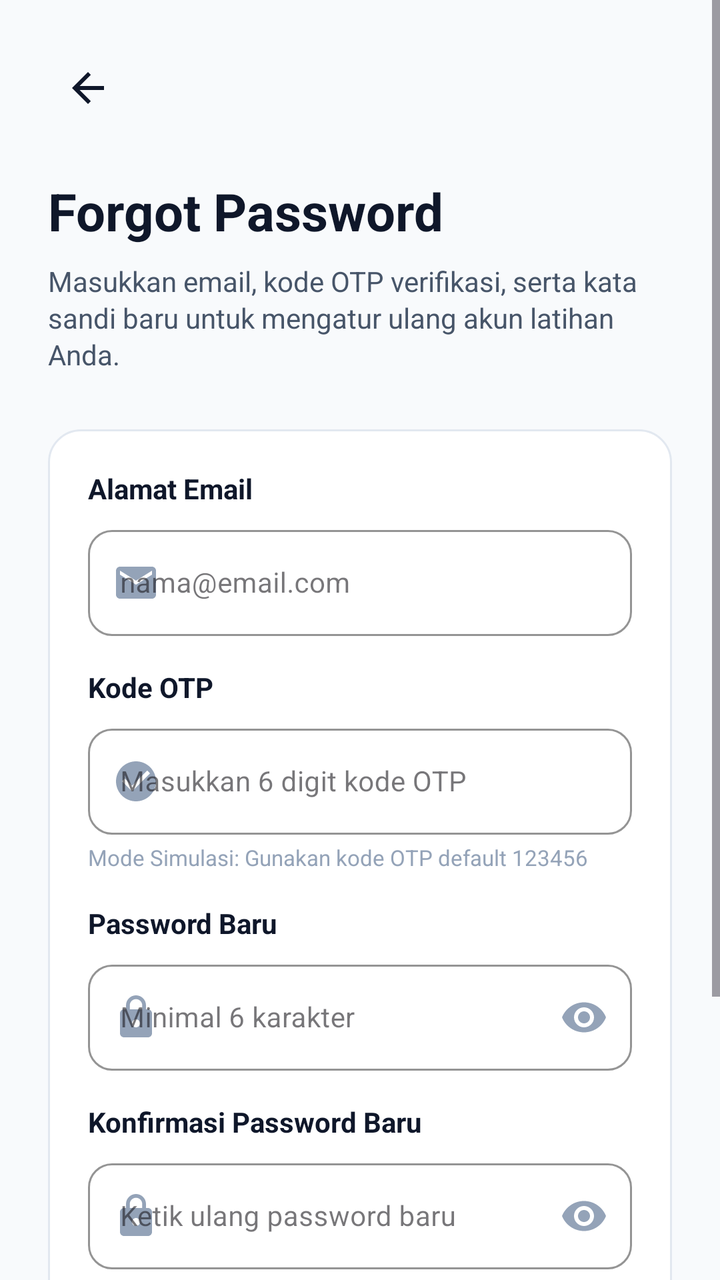
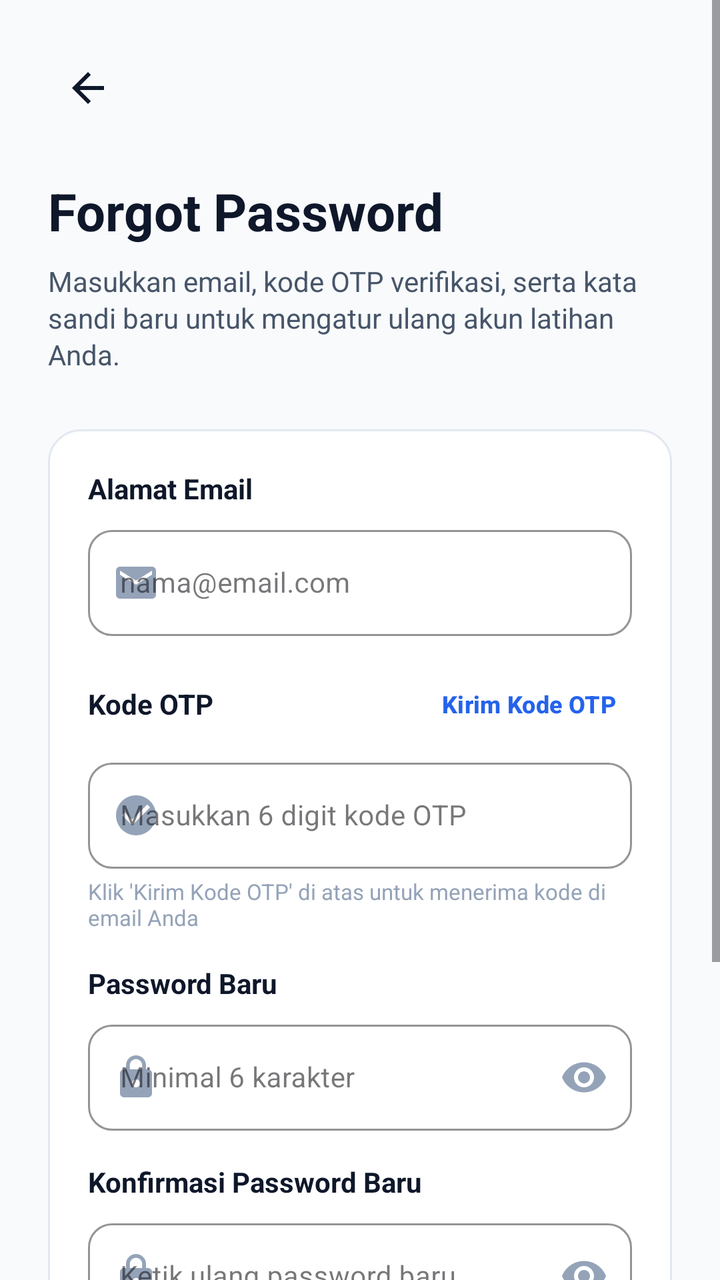

Before-and-after screenshots of an Android layout around one commit, followed by the original layout XML and the change that was made.
<!-- AndroidManifest.xml: application theme Theme.InterviewAI -->
<!-- res/layout/activity_forgot_password.xml -->
<?xml version="1.0" encoding="utf-8"?>
<ScrollView xmlns:android="http://schemas.android.com/apk/res/android"
    xmlns:app="http://schemas.android.com/apk/res-auto"
    android:id="@+id/main"
    android:layout_width="match_parent"
    android:layout_height="match_parent"
    android:background="@color/bg_light"
    android:fillViewport="true">

    <LinearLayout
        android:layout_width="match_parent"
        android:layout_height="wrap_content"
        android:orientation="vertical"
        android:padding="24dp">

        
        <LinearLayout
            android:layout_width="match_parent"
            android:layout_height="wrap_content"
            android:orientation="horizontal"
            android:gravity="center_vertical"
            android:layout_marginBottom="24dp">

            <ImageView
                android:id="@+id/btnBack"
                android:layout_width="40dp"
                android:layout_height="40dp"
                android:padding="8dp"
                android:src="@drawable/ic_arrow_back"
                android:contentDescription="Kembali"
                android:background="?attr/selectableItemBackgroundBorderless" />
        </LinearLayout>

        
        <TextView
            android:layout_width="wrap_content"
            android:layout_height="wrap_content"
            android:text="@string/title_forgot_password"
            android:textColor="@color/text_primary"
            android:textSize="26sp"
            android:textStyle="bold"
            android:layout_marginBottom="8dp" />

        <TextView
            android:layout_width="match_parent"
            android:layout_height="wrap_content"
            android:text="@string/desc_forgot_password"
            android:textColor="@color/text_secondary"
            android:textSize="14sp"
            android:lineSpacingExtra="2dp"
            android:layout_marginBottom="28dp" />

        
        <LinearLayout
            android:id="@+id/cardResetForm"
            android:layout_width="match_parent"
            android:layout_height="wrap_content"
            android:background="@drawable/bg_card_white"
            android:orientation="vertical"
            android:padding="20dp"
            android:layout_marginBottom="24dp">

            
            <TextView
                android:layout_width="wrap_content"
                android:layout_height="wrap_content"
                android:text="@string/label_email"
                android:textColor="@color/text_primary"
                android:textSize="14sp"
                android:textStyle="bold"
                android:layout_marginBottom="6dp" />

            <com.google.android.material.textfield.TextInputLayout
                android:id="@+id/tilEmail"
                style="@style/Widget.MaterialComponents.TextInputLayout.OutlinedBox"
                android:layout_width="match_parent"
                android:layout_height="wrap_content"
                android:layout_marginBottom="16dp"
                app:boxCornerRadiusBottomEnd="12dp"
                app:boxCornerRadiusBottomStart="12dp"
                app:boxCornerRadiusTopEnd="12dp"
                app:boxCornerRadiusTopStart="12dp"
                app:boxStrokeColor="@color/primary"
                app:errorIconDrawable="@null"
                app:startIconDrawable="@drawable/ic_email"
                app:startIconTint="@color/text_muted">

                <com.google.android.material.textfield.TextInputEditText
                    android:id="@+id/edtEmail"
                    android:layout_width="match_parent"
                    android:layout_height="wrap_content"
                    android:hint="@string/hint_email"
                    android:inputType="textEmailAddress"
                    android:textColor="@color/text_primary"
                    android:textSize="14sp" />
            </com.google.android.material.textfield.TextInputLayout>

            
            <TextView
                android:layout_width="wrap_content"
                android:layout_height="wrap_content"
                android:text="@string/label_otp"
                android:textColor="@color/text_primary"
                android:textSize="14sp"
                android:textStyle="bold"
                android:layout_marginBottom="6dp" />

            <com.google.android.material.textfield.TextInputLayout
                android:id="@+id/tilOtp"
                style="@style/Widget.MaterialComponents.TextInputLayout.OutlinedBox"
                android:layout_width="match_parent"
                android:layout_height="wrap_content"
                android:layout_marginBottom="4dp"
                app:boxCornerRadiusBottomEnd="12dp"
                app:boxCornerRadiusBottomStart="12dp"
                app:boxCornerRadiusTopEnd="12dp"
                app:boxCornerRadiusTopStart="12dp"
                app:boxStrokeColor="@color/primary"
                app:errorIconDrawable="@null"
                app:startIconDrawable="@drawable/ic_check_circle"
                app:startIconTint="@color/text_muted">

                <com.google.android.material.textfield.TextInputEditText
                    android:id="@+id/edtOtp"
                    android:layout_width="match_parent"
                    android:layout_height="wrap_content"
                    android:hint="@string/hint_otp"
                    android:inputType="number"
                    android:textColor="@color/text_primary"
                    android:textSize="14sp" />
            </com.google.android.material.textfield.TextInputLayout>

            <TextView
                android:id="@+id/txtOtpHint"
                android:layout_width="wrap_content"
                android:layout_height="wrap_content"
                android:text="Mode Simulasi: Gunakan kode OTP default 123456"
                android:textColor="@color/text_muted"
                android:textSize="11sp"
                android:layout_marginBottom="16dp" />

            
            <TextView
                android:layout_width="wrap_content"
                android:layout_height="wrap_content"
                android:text="@string/label_new_password"
                android:textColor="@color/text_primary"
                android:textSize="14sp"
                android:textStyle="bold"
                android:layout_marginBottom="6dp" />

            <com.google.android.material.textfield.TextInputLayout
                android:id="@+id/tilNewPassword"
                style="@style/Widget.MaterialComponents.TextInputLayout.OutlinedBox"
                android:layout_width="match_parent"
                android:layout_height="wrap_content"
                android:layout_marginBottom="16dp"
                app:boxCornerRadiusBottomEnd="12dp"
                app:boxCornerRadiusBottomStart="12dp"
                app:boxCornerRadiusTopEnd="12dp"
                app:boxCornerRadiusTopStart="12dp"
                app:boxStrokeColor="@color/primary"
                app:endIconMode="password_toggle"
                app:endIconTint="@color/text_muted"
                app:errorIconDrawable="@null"
                app:startIconDrawable="@drawable/ic_lock"
                app:startIconTint="@color/text_muted">

                <com.google.android.material.textfield.TextInputEditText
                    android:id="@+id/edtNewPassword"
                    android:layout_width="match_parent"
                    android:layout_height="wrap_content"
                    android:hint="@string/hint_new_password"
                    android:inputType="textPassword"
                    android:textColor="@color/text_primary"
                    android:textSize="14sp" />
            </com.google.android.material.textfield.TextInputLayout>

            
            <TextView
                android:layout_width="wrap_content"
                android:layout_height="wrap_content"
                android:text="@string/label_confirm_new_password"
                android:textColor="@color/text_primary"
                android:textSize="14sp"
                android:textStyle="bold"
                android:layout_marginBottom="6dp" />

            <com.google.android.material.textfield.TextInputLayout
                android:id="@+id/tilConfirmPassword"
                style="@style/Widget.MaterialComponents.TextInputLayout.OutlinedBox"
                android:layout_width="match_parent"
                android:layout_height="wrap_content"
                android:layout_marginBottom="24dp"
                app:boxCornerRadiusBottomEnd="12dp"
                app:boxCornerRadiusBottomStart="12dp"
                app:boxCornerRadiusTopEnd="12dp"
                app:boxCornerRadiusTopStart="12dp"
                app:boxStrokeColor="@color/primary"
                app:endIconMode="password_toggle"
                app:endIconTint="@color/text_muted"
                app:errorIconDrawable="@null"
                app:startIconDrawable="@drawable/ic_lock"
                app:startIconTint="@color/text_muted">

                <com.google.android.material.textfield.TextInputEditText
                    android:id="@+id/edtConfirmPassword"
                    android:layout_width="match_parent"
                    android:layout_height="wrap_content"
                    android:hint="@string/hint_confirm_new_password"
                    android:inputType="textPassword"
                    android:textColor="@color/text_primary"
                    android:textSize="14sp" />
            </com.google.android.material.textfield.TextInputLayout>

            
            <Button
                android:id="@+id/btnResetPassword"
                android:layout_width="match_parent"
                android:layout_height="52dp"
                android:text="@string/btn_reset_password"
                android:textColor="@color/white"
                android:textSize="16sp"
                android:textStyle="bold"
                app:backgroundTint="@color/primary"
                app:cornerRadius="12dp" />

        </LinearLayout>

        
        <LinearLayout
            android:id="@+id/cardResetSuccess"
            android:layout_width="match_parent"
            android:layout_height="wrap_content"
            android:background="@drawable/bg_card_white"
            android:orientation="vertical"
            android:padding="24dp"
            android:gravity="center_horizontal"
            android:visibility="gone"
            android:layout_marginBottom="24dp">

            <ImageView
                android:layout_width="56dp"
                android:layout_height="56dp"
                android:src="@drawable/ic_check_circle"
                app:tint="@color/success"
                android:contentDescription="Sukses"
                android:layout_marginBottom="14dp" />

            <TextView
                android:id="@+id/txtSuccessTitle"
                android:layout_width="wrap_content"
                android:layout_height="wrap_content"
                android:text="@string/msg_reset_success_title"
                android:textColor="@color/text_primary"
                android:textSize="18sp"
                android:textStyle="bold"
                android:layout_marginBottom="8dp" />

            <TextView
                android:id="@+id/txtSuccessMessage"
                android:layout_width="match_parent"
                android:layout_height="wrap_content"
                android:gravity="center"
                android:textColor="@color/text_secondary"
                android:textSize="14sp"
                android:lineSpacingExtra="3dp"
                android:layout_marginBottom="20dp" />

            <Button
                android:id="@+id/btnSuccessBackToLogin"
                android:layout_width="match_parent"
                android:layout_height="50dp"
                android:text="@string/btn_back_to_login"
                android:textColor="@color/white"
                android:textSize="15sp"
                android:textStyle="bold"
                app:backgroundTint="@color/primary"
                app:cornerRadius="12dp" />
        </LinearLayout>

        
        <TextView
            android:id="@+id/btnBackToLogin"
            android:layout_width="match_parent"
            android:layout_height="wrap_content"
            android:gravity="center"
            android:text="@string/btn_back_to_login"
            android:textColor="@color/primary"
            android:textSize="14sp"
            android:textStyle="bold"
            android:padding="12dp"
            android:background="?attr/selectableItemBackground" />

    </LinearLayout>
</ScrollView>
<!-- resources referenced by this layout -->
<resources>
  <color name="bg_light">#F8FAFC</color>
  <color name="primary">#2563EB</color>
  <color name="success">#16A34A</color>
  <color name="text_muted">#94A3B8</color>
  <color name="text_primary">#0F172A</color>
  <color name="text_secondary">#475569</color>
  <color name="white">#FFFFFF</color>
  <!-- drawable bg_card_white (drawable) -->
  <?xml version="1.0" encoding="utf-8"?>
  <shape xmlns:android="http://schemas.android.com/apk/res/android"
      android:shape="rectangle">
      <solid android:color="@color/surface_card" />
      <corners android:radius="16dp" />
      <stroke
          android:width="1dp"
          android:color="@color/surface_stroke" />
  </shape>
  <!-- drawable ic_arrow_back (drawable) -->
  <vector xmlns:android="http://schemas.android.com/apk/res/android"
      android:width="24dp"
      android:height="24dp"
      android:viewportWidth="24"
      android:viewportHeight="24">
    <path
        android:fillColor="@color/text_primary"
        android:pathData="M20,11H7.83l5.59,-5.59L12,4l-8,8 8,8 1.41,-1.41L7.83,13H20v-2z"/>
  </vector>
  <!-- drawable ic_check_circle (drawable) -->
  <vector xmlns:android="http://schemas.android.com/apk/res/android"
      android:width="24dp"
      android:height="24dp"
      android:viewportWidth="24"
      android:viewportHeight="24">
    <path
        android:fillColor="@color/success"
        android:pathData="M12,2C6.48,2 2,6.48 2,12s4.48,10 10,10 10,-4.48 10,-10S17.52,2 12,2zM10,17l-5,-5 1.41,-1.41L10,14.17l7.59,-7.59L19,8l-9,9z"/>
  </vector>
  <!-- drawable ic_email (drawable) -->
  <vector xmlns:android="http://schemas.android.com/apk/res/android"
      android:width="24dp"
      android:height="24dp"
      android:viewportWidth="24"
      android:viewportHeight="24">
    <path
        android:fillColor="@color/text_muted"
        android:pathData="M20,4H4c-1.1,0 -1.99,0.9 -1.99,2L2,18c0,1.1 0.9,2 2,2h16c1.1,0 2,-0.9 2,-2V6c0,-1.1 -0.9,-2 -2,-2zm0,4l-8,5 -8,-5V6l8,5 8,-5v2z"/>
  </vector>
  <string name="btn_back_to_login">Back to Login</string>
  <string name="btn_reset_password">Reset Password</string>
  <string name="desc_forgot_password">Masukkan email, kode OTP verifikasi, serta kata sandi baru untuk mengatur ulang akun latihan Anda.</string>
  <string name="hint_confirm_new_password">Ketik ulang password baru</string>
  <string name="hint_email">nama@email.com</string>
  <string name="hint_new_password">Minimal 6 karakter</string>
  <string name="hint_otp">Masukkan 6 digit kode OTP</string>
  <string name="label_confirm_new_password">Konfirmasi Password Baru</string>
  <string name="label_email">Alamat Email</string>
  <string name="label_new_password">Password Baru</string>
  <string name="label_otp">Kode OTP</string>
  <string name="msg_reset_success_title">Kata Sandi Berhasil Direset</string>
  <string name="title_forgot_password">Forgot Password</string>
  <style name="Theme.InterviewAI" parent="Base.Theme.InterviewAI" />
  <color name="surface_card">#FFFFFF</color>
  <color name="surface_stroke">#E2E8F0</color>
  <style name="Base.Theme.InterviewAI" parent="Theme.Material3.DayNight.NoActionBar">
          
          <item name="colorPrimary">@color/primary</item>
          <item name="colorOnPrimary">@color/on_primary</item>
          <item name="colorPrimaryContainer">@color/primary_container</item>
          <item name="colorSecondary">@color/secondary</item>
          <item name="android:windowBackground">@color/bg_light</item>
          <item name="android:statusBarColor">@color/bg_light</item>
          <item name="android:windowLightStatusBar">true</item>
      </style>
  <color name="on_primary">#FFFFFF</color>
  <color name="primary_container">#EFF6FF</color>
  <color name="secondary">#0D9488</color>
  <!-- unchanged entries left out for length: 1 -->
</resources>

<!-- the commit's change to res/layout/activity_forgot_password.xml (unified diff, before → after) -->
@@ -96,14 +96,43 @@
             </com.google.android.material.textfield.TextInputLayout>
 
             
-            <TextView
-                android:layout_width="wrap_content"
-                android:layout_height="wrap_content"
-                android:text="@string/label_otp"
-                android:textColor="@color/text_primary"
-                android:textSize="14sp"
-                android:textStyle="bold"
-                android:layout_marginBottom="6dp" />
+            <LinearLayout
+                android:layout_width="match_parent"
+                android:layout_height="wrap_content"
+                android:orientation="horizontal"
+                android:gravity="center_vertical"
+                android:layout_marginBottom="6dp">
+
+                <TextView
+                    android:layout_width="0dp"
+                    android:layout_height="wrap_content"
+                    android:layout_weight="1"
+                    android:text="@string/label_otp"
+                    android:textColor="@color/text_primary"
+                    android:textSize="14sp"
+                    android:textStyle="bold" />
+
+                <ProgressBar
+                    android:id="@+id/progressSendOtp"
+                    android:layout_width="20dp"
+                    android:layout_height="20dp"
+                    android:indeterminate="true"
+                    android:indeterminateTint="@color/primary"
+                    android:layout_marginEnd="8dp"
+                    android:visibility="gone" />
+
+                <Button
+                    android:id="@+id/btnSendOtp"
+                    style="@style/Widget.Material3.Button.TextButton"
+                    android:layout_width="wrap_content"
+                    android:layout_height="36dp"
+                    android:text="Kirim Kode OTP"
+                    android:textColor="@color/primary"
+                    android:textSize="12sp"
+                    android:textStyle="bold"
+                    android:paddingHorizontal="8dp"
+                    android:paddingVertical="0dp" />
+            </LinearLayout>
 
             <com.google.android.material.textfield.TextInputLayout
                 android:id="@+id/tilOtp"
@@ -134,7 +163,7 @@
                 android:id="@+id/txtOtpHint"
                 android:layout_width="wrap_content"
                 android:layout_height="wrap_content"
-                android:text="Mode Simulasi: Gunakan kode OTP default 123456"
+                android:text="Klik 'Kirim Kode OTP' di atas untuk menerima kode di email Anda"
                 android:textColor="@color/text_muted"
                 android:textSize="11sp"
                 android:layout_marginBottom="16dp" />
